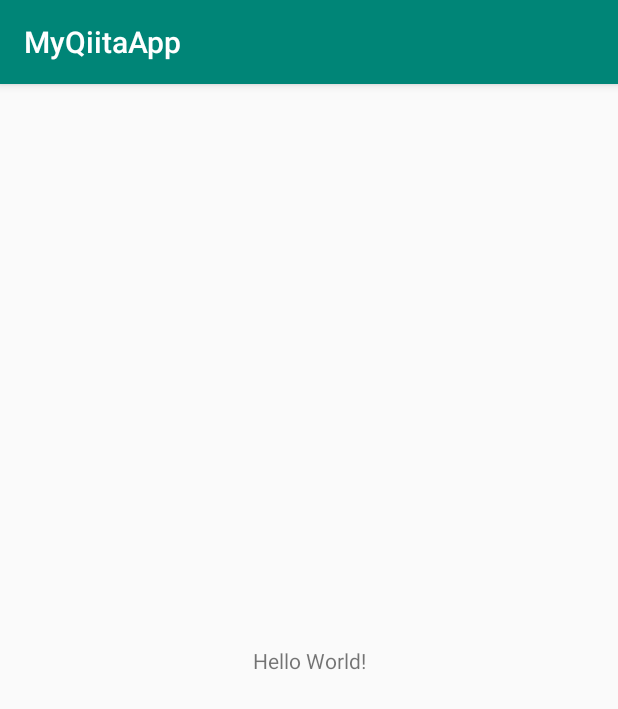
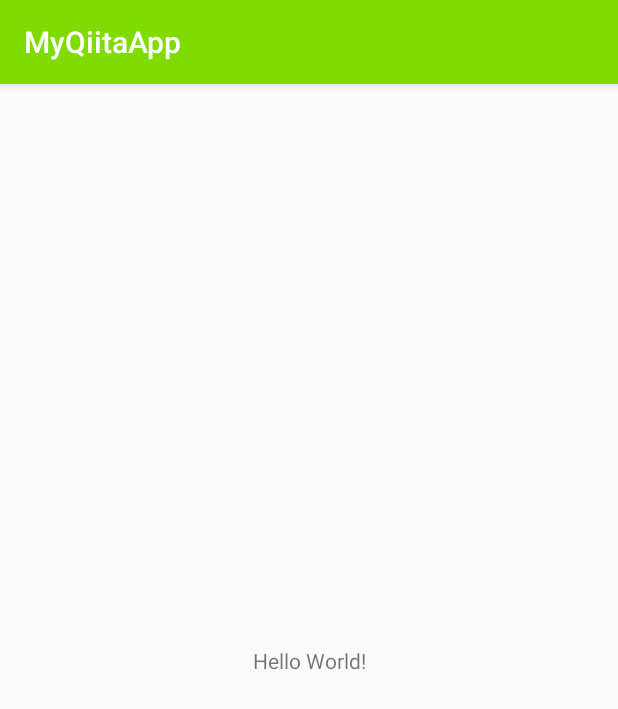
Before and after one commit to orimomo/my-qiita-app, an Android app: the screen it shows after launch (MainActivity), on a phone screen of 412 x 824 dp. Shown: the top 709 px of the screen. Run offline under Robolectric (Android 15) with nearby library versions, the phone set to English and light mode, and no system bars.

Commit message:
AppBarの色を変更

```diff
--- a/app/src/main/res/values/colors.xml
+++ b/app/src/main/res/values/colors.xml
@@ -1,6 +1,6 @@
 <?xml version="1.0" encoding="utf-8"?>
 <resources>
-    <color name="colorPrimary">#008577</color>
-    <color name="colorPrimaryDark">#00574B</color>
+    <color name="colorPrimary">#7fdb00</color>
+    <color name="colorPrimaryDark">#00bc8a</color>
     <color name="colorAccent">#D81B60</color>
 </resources>
```
